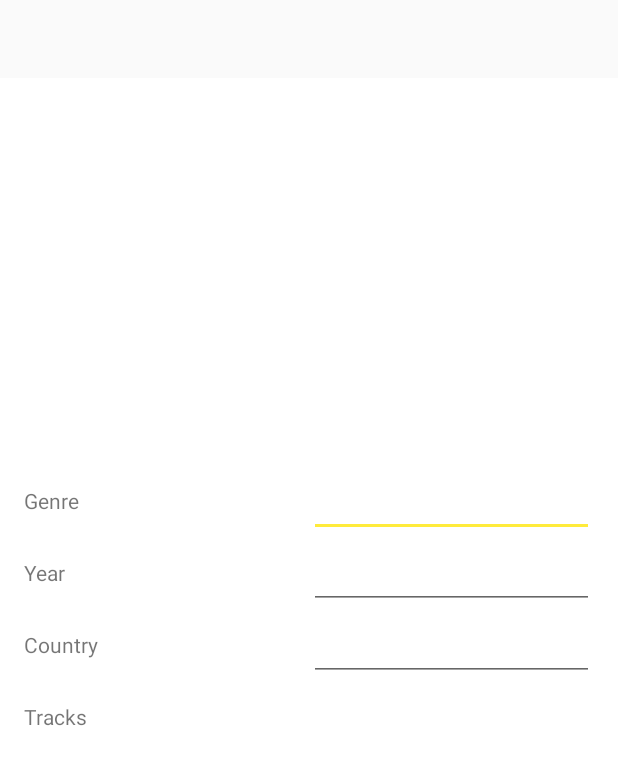
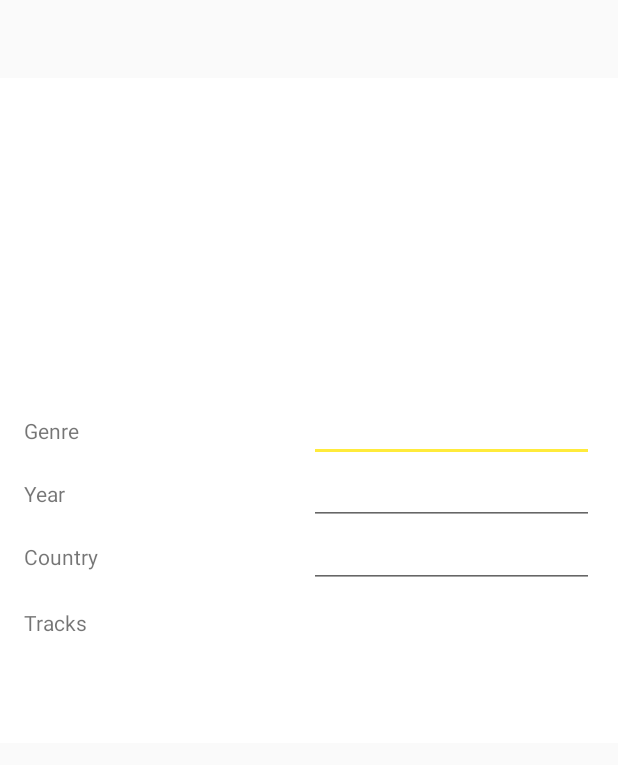
Before and after one commit to msansm1/androdek, an Android app: the layout fragment_album_details.xml on its own in the app's theme, with its tools: preview values and no code run, on a phone screen of 412 x 824 dp. Shown: the top 765 px of the screen. Run offline under Robolectric (Android 15) with nearby library versions, the phone set to English and light mode, and no system bars.

Commit message:
update album details design

```diff
--- a/app/src/main/res/layout/fragment_album_details.xml
+++ b/app/src/main/res/layout/fragment_album_details.xml
@@ -37,7 +37,7 @@
 
             <LinearLayout
                 android:id="@+id/album_res_artist_linear"
-                android:layout_height="48dp"
+                android:layout_height="28dp"
                 android:layout_width="match_parent">
 
                 <TextView
@@ -46,27 +46,32 @@
                     android:layout_width="0dp"
                     android:layout_weight="1"
                     android:gravity="center_vertical"
-                    android:textAllCaps="true"/>
+                    android:textAllCaps="true"
+                    android:textStyle="bold"
+                    android:textSize="20sp"/>
 
             </LinearLayout>
 
             <LinearLayout
                 android:id="@+id/album_res_title_linear"
-                android:layout_height="48dp"
-                android:layout_width="match_parent">
+                android:layout_height="24dp"
+                android:layout_width="match_parent"
+                android:layout_gravity="end">
 
                 <TextView
                     android:id="@+id/album_res_title"
                     android:layout_height="match_parent"
                     android:layout_width="0dp"
                     android:layout_weight="1"
-                    android:gravity="center_vertical"/>
+                    android:gravity="end"
+                    android:textSize="16sp"
+                    android:textStyle="bold"/>
 
             </LinearLayout>
 
             <LinearLayout
                 android:id="@+id/album_res_genre_linear"
-                android:layout_height="48dp"
+                android:layout_height="42dp"
                 android:layout_width="match_parent">
 
                 <TextView
@@ -82,13 +87,14 @@
                     android:layout_height="match_parent"
                     android:layout_width="0dp"
                     android:layout_weight="1"
-                    android:gravity="center_vertical"/>
+                    android:gravity="end"
+                    android:textSize="14sp"/>
 
             </LinearLayout>
 
             <LinearLayout
                 android:id="@+id/album_res_year_linear"
-                android:layout_height="48dp"
+                android:layout_height="42dp"
                 android:layout_width="match_parent">
 
                 <TextView
@@ -104,13 +110,14 @@
                     android:layout_height="match_parent"
                     android:layout_width="0dp"
                     android:layout_weight="1"
-                    android:gravity="center_vertical"/>
+                    android:gravity="end"
+                    android:textSize="14sp"/>
 
             </LinearLayout>
 
             <LinearLayout
                 android:id="@+id/album_res_country_linear"
-                android:layout_height="48dp"
+                android:layout_height="42dp"
                 android:layout_width="match_parent">
 
                 <TextView
@@ -126,19 +133,21 @@
                     android:layout_height="match_parent"
                     android:layout_width="0dp"
                     android:layout_weight="1"
-                    android:gravity="center_vertical"/>
+                    android:gravity="end"
+                    android:textSize="14sp"/>
 
             </LinearLayout>
 
             <LinearLayout
-                android:layout_height="48dp"
+                android:layout_height="36dp"
                 android:layout_width="match_parent">
 
                 <TextView
                     android:text="@string/album_tracks"
                     android:layout_height="match_parent"
                     android:layout_width="wrap_content"
-                    android:gravity="center_vertical"/>
+                    android:gravity="center_vertical"
+                    android:paddingTop="10dp"/>
 
             </LinearLayout>
 
```
